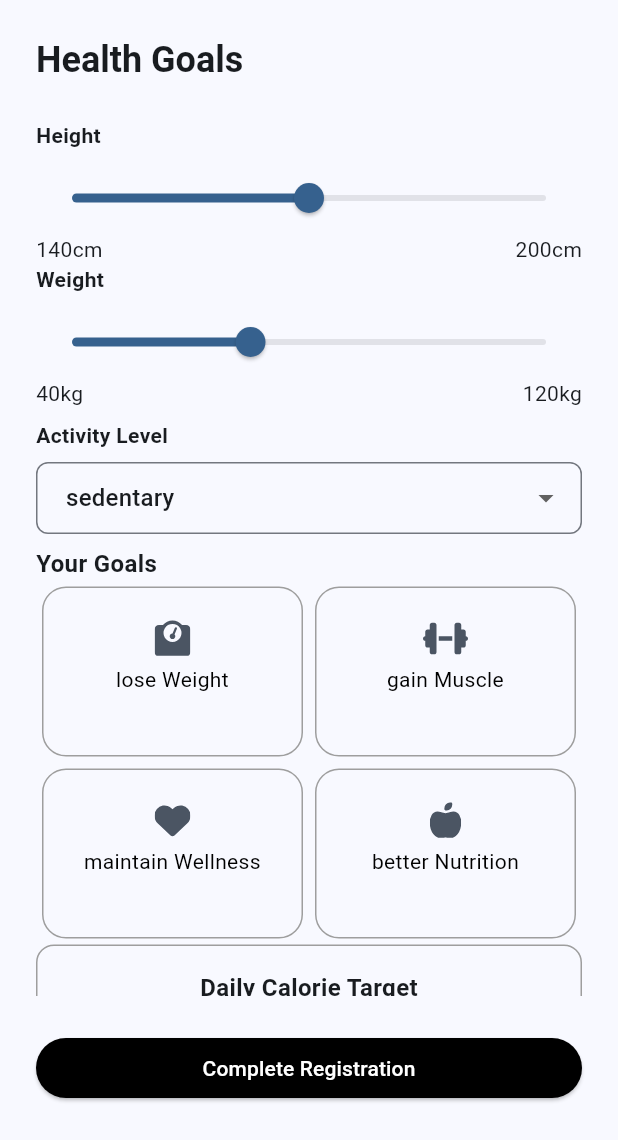
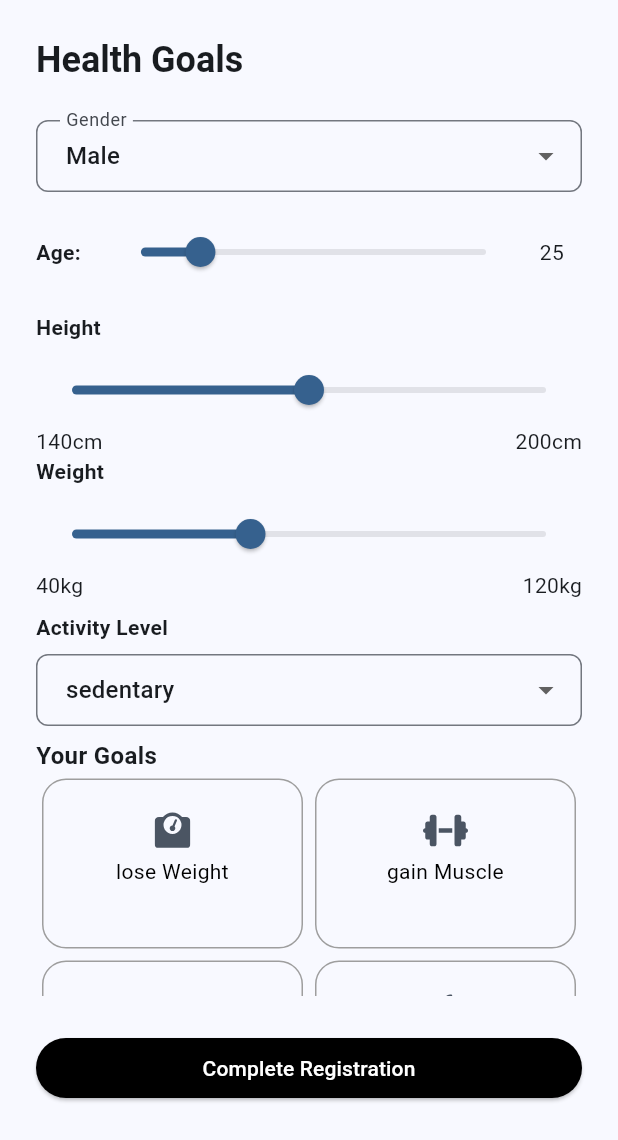
Before and after one commit to mertkarahan955/BiteWise, a Flutter app: the screen it shows after launch, swiped to page 3, on a phone screen of 412 x 824 dp, the part 96-1236 px from its top. Run offline on Flutter 3.47's test engine with Material 3 defaults, Android fonts, the phone set to English and light mode, and no system bars; our stand-ins replace cloud_firestore, firebase_ai, firebase_auth, firebase_core, flutter_dotenv, flutter_svg and 2 more; accounts and stored records are empty.

```diff
--- a/lib/models/user_model.dart
+++ b/lib/models/user_model.dart
@@ -1,6 +1,8 @@
 import 'package:bitewise/models/activity_level.dart';
 import 'package:bitewise/models/allergens_model.dart';
 import 'package:bitewise/models/goal.dart';
+
+enum Gender { male, female, other }
 
 class UserModel {
   final String? name;
@@ -11,6 +13,8 @@ class UserModel {
   final List<CommonAllergens> dietaryRestrictions; // common allergens
   final List<Goal> healthGoals;
   final int dailyCalorieTarget;
+  final Gender gender;
+  final int age;
 
   UserModel({
     this.name,
@@ -21,6 +25,8 @@ class UserModel {
     required this.dietaryRestrictions,
     required this.healthGoals,
     required this.dailyCalorieTarget,
+    required this.gender,
+    required this.age,
   });
 
   Map<String, dynamic> toJson() {
@@ -35,6 +41,8 @@ class UserModel {
       'healthGoals':
           healthGoals.map((e) => e.toString().split('.').last).toList(),
       'dailyCalorieTarget': dailyCalorieTarget,
+      'gender': gender.toString().split('.').last,
+      'age': age,
     };
   }
 
@@ -45,24 +53,29 @@ class UserModel {
       height: (json['height'] as num?)?.toDouble() ?? 170.0,
       weight: (json['weight'] as num?)?.toDouble() ?? 70.0,
       activityLevel: ActivityLevel.values.firstWhere(
-        (e) => e.toString() == json['activityLevel'],
+        (e) => e.toString() == 'ActivityLevel.' + (json['activityLevel'] ?? ''),
         orElse: () => ActivityLevel.sedentary,
       ),
       dietaryRestrictions: (json['dietaryRestrictions'] as List?)
               ?.map((e) => CommonAllergens.values.firstWhere(
-                    (a) => a.toString() == e,
+                    (a) => a.toString() == 'CommonAllergens.' + e,
                     orElse: () => CommonAllergens.gluten,
                   ))
               .toList() ??
           [],
       healthGoals: (json['healthGoals'] as List?)
               ?.map((e) => Goal.values.firstWhere(
-                    (g) => g.toString() == e,
+                    (g) => g.toString() == 'Goal.' + e,
                     orElse: () => Goal.loseWeight,
                   ))
               .toList() ??
           [],
       dailyCalorieTarget: json['dailyCalorieTarget'] as int? ?? 2000,
+      gender: Gender.values.firstWhere(
+        (g) => g.toString() == 'Gender.' + (json['gender'] ?? 'male'),
+        orElse: () => Gender.male,
+      ),
+      age: json['age'] as int? ?? 25,
     );
   }
 }
--- a/lib/view/onboarding_view.dart
+++ b/lib/view/onboarding_view.dart
@@ -1,6 +1,7 @@
 import 'package:bitewise/models/allergens_model.dart';
 import 'package:bitewise/models/activity_level.dart';
 import 'package:bitewise/models/goal.dart';
+import 'package:bitewise/models/user_model.dart';
 import 'package:bitewise/view/auth_view.dart';
 import 'package:bitewise/utils/routes.dart';
 import 'package:bitewise/viewmodel/onboarding_viewmodel.dart';
@@ -278,6 +279,62 @@ class _OnboardingPageViewState extends State<OnboardingPageView> {
         body: Column(
           crossAxisAlignment: CrossAxisAlignment.start,
           children: [
+            // Gender selection
+            Padding(
+              padding: const EdgeInsets.only(bottom: 16.0),
+              child: DropdownButtonFormField<Gender>(
+                value: viewModel.gender,
+                decoration: InputDecoration(
+                  labelText: 'Gender',
+                  border: OutlineInputBorder(
+                    borderRadius: BorderRadius.circular(8),
+                  ),
+                  contentPadding:
+                      const EdgeInsets.symmetric(horizontal: 16, vertical: 12),
+                ),
+                items: Gender.values.map((gender) {
+                  return DropdownMenuItem(
+                    value: gender,
+                    child: Text(gender.toString().split('.').last.capitalize()),
+                  );
+                }).toList(),
+                onChanged: (value) {
+                  if (value != null) {
+                    viewModel.gender = value;
+                    viewModel.notifyListeners();
+                  }
+                },
+              ),
+            ),
+            // Age selection
+            Padding(
+              padding: const EdgeInsets.only(bottom: 16.0),
+              child: Row(
+                children: [
+                  const Text('Age:',
+                      style: TextStyle(fontWeight: FontWeight.bold)),
+                  const SizedBox(width: 16),
+                  Expanded(
+                    child: Slider(
+                      value: viewModel.age.toDouble(),
+                      min: 10,
+                      max: 100,
+                      divisions: 90,
+                      label: viewModel.age.toString(),
+                      onChanged: (value) {
+                        viewModel.age = value.round();
+                        viewModel.notifyListeners();
+                      },
+                    ),
+                  ),
+                  SizedBox(
+                    width: 40,
+                    child: Text(viewModel.age.toString(),
+                        textAlign: TextAlign.center),
+                  ),
+                ],
+              ),
+            ),
             _buildHeightSlider(viewModel),
             _buildWeightSlider(viewModel),
             _buildActivityLevel(viewModel),
@@ -833,3 +890,8 @@ class OnboardingPage extends StatelessWidget {
     );
   }
 }
+
+extension StringCasingExtension on String {
+  String capitalize() =>
+      this.isEmpty ? this : '${this[0].toUpperCase()}${substring(1)}';
+}
--- a/lib/view/profile_view.dart
+++ b/lib/view/profile_view.dart
@@ -125,7 +125,9 @@ class ProfileView extends StatelessWidget {
                     const Center(child: CircularProgressIndicator()),
               );
               try {
-                await context.read<FirebaseService>().createBulkMealPlans();
+                await context
+                    .read<FirebaseService>()
+                    .addMockMealPlansForCurrentUser();
                 if (context.mounted) {
                   Navigator.of(context).pop();
                   ScaffoldMessenger.of(context).showSnackBar(
--- a/lib/viewmodel/onboarding_viewmodel.dart
+++ b/lib/viewmodel/onboarding_viewmodel.dart
@@ -15,6 +15,8 @@ class OnboardingViewmodel extends ChangeNotifier {
   double weight = 70;
   ActivityLevel activityLevel = ActivityLevel.sedentary;
   int dailyCalorieTarget = 2000;
+  Gender gender = Gender.male;
+  int age = 25;
 
   // Search-related properties
   String _searchQuery = '';
@@ -39,6 +41,8 @@ class OnboardingViewmodel extends ChangeNotifier {
         dietaryRestrictions: dietaryRestrictions,
         healthGoals: healthGoals,
         dailyCalorieTarget: dailyCalorieTarget,
+        gender: gender,
+        age: age,
       );
 
   void addDietaryRestrictions(List<CommonAllergens> restrictions) {
@@ -132,7 +136,7 @@ class OnboardingViewmodel extends ChangeNotifier {
           FirebaseAI.googleAI().generativeModel(model: 'gemini-2.0-flash');
       final prompt = [
         Content.text(
-            '''Kullanıcıdan alınan verilere göre günlük alınması gereken kalori, protein, yağ ve karbonhidrat miktarını tahmin et. Sadece şu formatta cevap ver:\nkalori: [sayı]\nprotein: [sayı]\nyağ: [sayı]\nkarbonhidrat: [sayı]\nAçıklama veya başka bir şey ekleme.\n\nVeriler:\nBoy: ${height.round()} cm\nKilo: ${weight.round()} kg\nAktivite seviyesi: ${activityLevel.toString().split('.').last}\nHedefler: ${healthGoals.map((g) => g.toString().split('.').last).join(', ')}\n'''),
+            '''Kullanıcıdan alınan verilere göre günlük alınması gereken kalori, protein, yağ ve karbonhidrat miktarını tahmin et. Sadece şu formatta cevap ver:\nkalori: [sayı]\nprotein: [sayı]\nyağ: [sayı]\nkarbonhidrat: [sayı]\nAçıklama veya başka bir şey ekleme.\n\nVeriler:\nBoy: ${height.round()} cm\nKilo: ${weight.round()} kg\nYaş: $age\nCinsiyet: ${gender.toString().split('.').last}\nAktivite seviyesi: ${activityLevel.toString().split('.').last}\nHedefler: ${healthGoals.map((g) => g.toString().split('.').last).join(', ')}\n'''),
       ];
       final response = await model.generateContent(prompt);
       final text = response.text ?? '';
--- a/lib/viewmodel/profile_viewmodel.dart
+++ b/lib/viewmodel/profile_viewmodel.dart
@@ -2,7 +2,6 @@ import 'package:bitewise/models/user_model.dart';
 import 'package:bitewise/services/firebase_service.dart';
 import 'package:flutter/material.dart';
 import 'package:bitewise/models/daily_intake.dart';
-import 'package:cloud_firestore/cloud_firestore.dart';
 
 class ProfileViewmodel extends ChangeNotifier {
   final FirebaseService _firebaseService = FirebaseService();
```
Also changed, not shown: lib/services/firebase_service.dart (+63 -3 lines), lib/viewmodel/meals_viewmodel.dart (+6 -3 lines).
